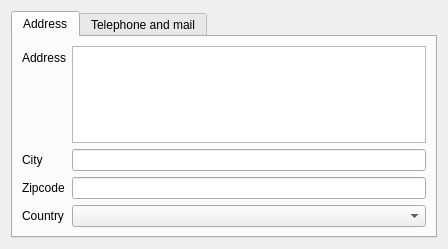
Before: the Qt Designer form plugins/usermanagerplugin/widgets/userwizardcontactwidget.ui in FreeHealth/freehealth, drawn with Qt 5.
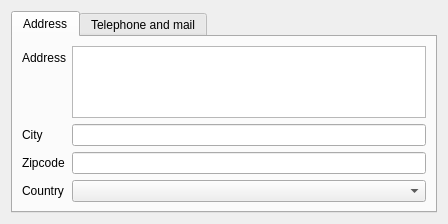
After: the same form once the commit is applied. Custom widgets are drawn as their Qt base class.

Commit message: restrict address field height to 80px

```diff
--- a/plugins/usermanagerplugin/widgets/userwizardcontactwidget.ui
+++ b/plugins/usermanagerplugin/widgets/userwizardcontactwidget.ui
@@ -7,7 +7,7 @@
     <x>0</x>
     <y>0</y>
     <width>448</width>
-    <height>249</height>
+    <height>207</height>
    </rect>
   </property>
   <property name="windowTitle">
@@ -35,7 +35,14 @@
         </widget>
        </item>
        <item row="0" column="1">
-        <widget class="QTextEdit" name="address"/>
+        <widget class="QTextEdit" name="address">
+         <property name="maximumSize">
+          <size>
+           <width>16777215</width>
+           <height>80</height>
+          </size>
+         </property>
+        </widget>
        </item>
        <item row="1" column="0">
         <widget class="QLabel" name="label_3">
```
Left out of the diff: 2 changed lines with no effect on the pictures. The commit also changes 2 other files.
